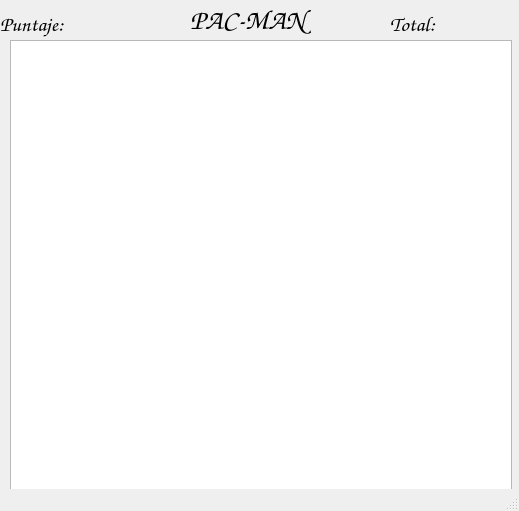
First picture: the form in Lab05/mainwindow.ui, repository MateoHoyos/Lab5, before the edit.
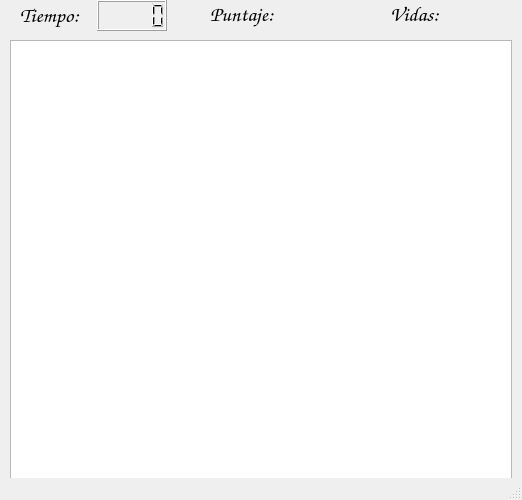
Second picture: the form after the edit. Icons and pictures are not drawn.

Commit message: vidas y tiempo

```diff
--- a/Lab05/mainwindow.ui
+++ b/Lab05/mainwindow.ui
@@ -6,8 +6,8 @@
    <rect>
     <x>0</x>
     <y>0</y>
-    <width>519</width>
-    <height>511</height>
+    <width>522</width>
+    <height>500</height>
    </rect>
   </property>
   <property name="font">
@@ -33,31 +33,12 @@
      </rect>
     </property>
    </widget>
-   <widget class="QLabel" name="label">
-    <property name="geometry">
-     <rect>
-      <x>190</x>
-      <y>0</y>
-      <width>131</width>
-      <height>39</height>
-     </rect>
-    </property>
-    <property name="font">
-     <font>
-      <family>Comic Sans MS</family>
-      <pointsize>21</pointsize>
-     </font>
-    </property>
-    <property name="text">
-     <string>PAC-MAN</string>
-    </property>
-   </widget>
    <widget class="QLabel" name="puntos">
     <property name="geometry">
      <rect>
-      <x>0</x>
-      <y>10</y>
-      <width>151</width>
+      <x>210</x>
+      <y>0</y>
+      <width>131</width>
       <height>29</height>
      </rect>
     </property>
@@ -77,8 +58,8 @@
     <property name="geometry">
      <rect>
       <x>390</x>
-      <y>10</y>
-      <width>131</width>
+      <y>0</y>
+      <width>91</width>
       <height>29</height>
      </rect>
     </property>
@@ -91,9 +72,39 @@
      </font>
     </property>
     <property name="text">
-     <string>Total:</string>
+     <string>Vidas:</string>
     </property>
    </widget>
+   <widget class="QWidget" name="">
+    <property name="geometry">
+     <rect>
+      <x>20</x>
+      <y>0</y>
+      <width>147</width>
+      <height>31</height>
+     </rect>
+    </property>
+    <layout class="QHBoxLayout" name="horizontalLayout">
+     <item>
+      <widget class="QLabel" name="tiempo">
+       <property name="font">
+        <font>
+         <family>Comic Sans MS</family>
+         <pointsize>16</pointsize>
+         <weight>50</weight>
+         <bold>false</bold>
+        </font>
+       </property>
+       <property name="text">
+        <string>Tiempo:</string>
+       </property>
+      </widget>
+     </item>
+     <item>
+      <widget class="QLCDNumber" name="lcdNumber"/>
+     </item>
+    </layout>
+   </widget>
   </widget>
   <widget class="QMenuBar" name="menubar">
    <property name="geometry">
```
Left out of the diff: 6 changed lines with no effect on the pictures. The commit also changes 8 other files.
